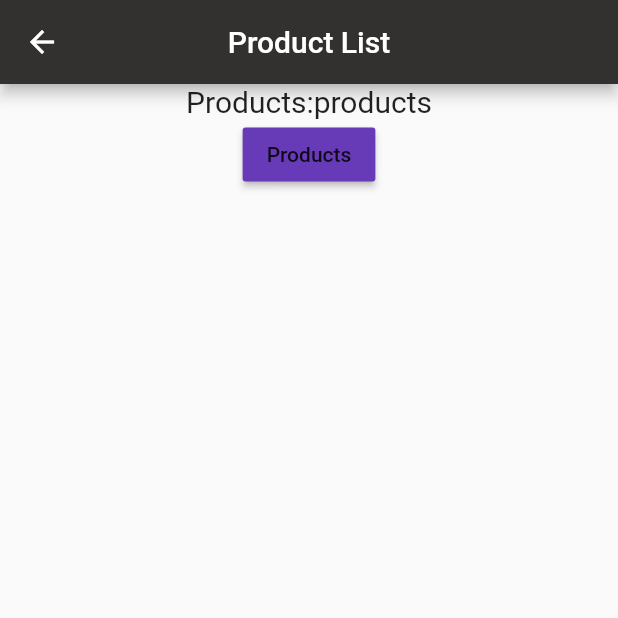
After one commit to yasminkandil/sahar_mob_app, a Flutter app: the ViewProductPage screen opened directly, on a phone screen of 412 x 824 dp, the top half of it. The commit adds this screen. Run offline on Flutter 3.47's test engine with Material 2 defaults, Android fonts, the phone set to English and light mode, and no system bars; our stand-ins replace cloud_firestore, firebase_auth, firebase_core, firebase_database, flutter_svg; accounts and stored records are empty; network calls fail.

Commit message:
products

```diff
--- a/lib/pages/admin.dart
+++ b/lib/pages/admin.dart
@@ -7,6 +7,7 @@ import 'package:sahar_mob_app/pages/add_quality.dart';
 import 'package:sahar_mob_app/pages/calendar.dart';
 import 'package:sahar_mob_app/pages/orders_admin.dart';
 import 'package:sahar_mob_app/pages/products_powerbank.dart';
+import 'package:sahar_mob_app/pages/view_product.dart';
 import 'package:sahar_mob_app/utils/color.dart';
 import 'package:sahar_mob_app/pages/navbar.dart';
 
@@ -215,7 +216,10 @@ class _AdminState extends State<Admin> {
             ListTile(
               leading: Icon(Icons.change_history),
               title: Text("Products list"),
-              onTap: () {},
+              onTap: () => Navigator.push(
+                      context,
+                      MaterialPageRoute(builder: (context) => const ViewProductPage())
+              ),
             ),
             Divider(),
             ListTile(
--- a/lib/pages/view_account.dart
+++ b/lib/pages/view_account.dart
@@ -79,14 +79,14 @@ Future getDocId() async{
        Column(
         mainAxisAlignment: MainAxisAlignment.center,
       children: [
-      /*  Text('Signed in as:${userr.email}',
+      Text('Signed in as:${userr.email}',
         style: TextStyle(fontSize: 20),),
         MaterialButton(onPressed: (){
           FirebaseAuth.instance.signOut();
 
         },
         color: Colors.deepPurple,
-        child: Text('sign out'),),*/
+        child: Text('sign out'),),
         Expanded(
           child:
           FutureBuilder(
--- /dev/null
+++ b/lib/pages/view_product.dart
@@ -0,0 +1,87 @@
+import 'package:cloud_firestore/cloud_firestore.dart';
+import 'package:firebase_auth/firebase_auth.dart';
+import 'package:flutter/material.dart';
+import 'package:sahar_mob_app/pages/edit_account.dart';
+import 'package:sahar_mob_app/read%20data/get_product_name.dart';
+import 'package:sahar_mob_app/utils/color.dart';
+import 'package:sahar_mob_app/widgets/header_container.dart';
+
+class ViewProductPage extends StatefulWidget {
+  const ViewProductPage({super.key});
+
+  @override
+  _ViewProductPageState createState() => _ViewProductPageState();
+}
+
+class _ViewProductPageState extends State<ViewProductPage> {
+
+  final pro =FirebaseFirestore.instance.collection('products');
+
+List<String> prod = [];
+Future getDocProd() async{
+  await FirebaseFirestore.instance.collection('products').get().
+  then((snapshot) => snapshot.docs.forEach((document) {
+    //print(document.reference);
+    prod.add(document.reference.path);
+  }),
+  );
+}
+  @override
+  void initState() {
+    super.initState();
+    setState(() {});
+    //getData();
+  }
+
+
+
+  @override
+  Widget build(BuildContext context) {
+
+    return Scaffold(
+      appBar: AppBar(
+        title: Text('Product List'),
+        backgroundColor: GreyColors,
+        centerTitle: true,
+      ),
+      body: Center(
+        child:
+       Column(
+        mainAxisAlignment: MainAxisAlignment.center,
+      children: [
+      Text('Products:${pro.id}',
+        style: TextStyle(fontSize: 20),),
+        MaterialButton(onPressed: (){
+         // FirebaseAuth.instance.signOut();
+
+        },
+        color: Colors.deepPurple,
+        child: Text('Products'),),
+        Expanded(
+          child:
+          FutureBuilder(
+                        future: getDocProd(),
+            builder: (context, snapshot)
+           {
+           return ListView.builder(
+          itemCount: prod.length,
+          itemBuilder:
+         (context, index) {
+
+          return ListTile(
+            title:GetProductName(salma: prod[index])
+         // Text(docIDs[index]),
+          );
+          },
+
+        );
+           },
+        ),
+        ),
+      ],
+      ),
+      ),
+
+    );
+  }
+}
```
Also changed, not shown: lib/read data/get_product_name.dart (added, +36 -0 lines), lib/read data/get_user_name.dart (+8 -5 lines).
